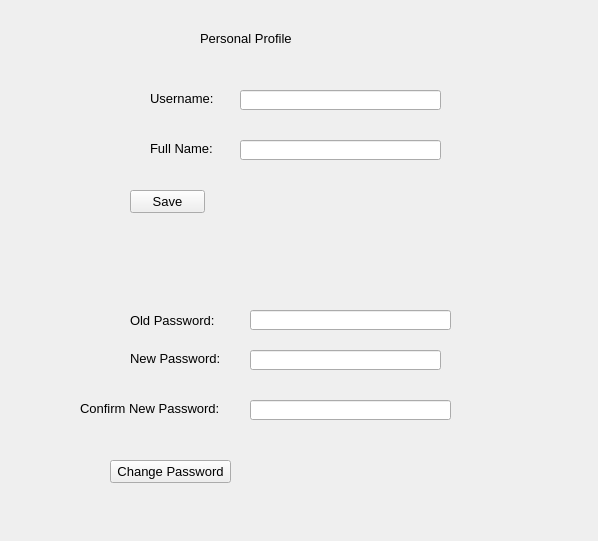
The window that personalprofileform.ui (thenewcoder/school-administration-system) describes before a commit, drawn with Qt 5.
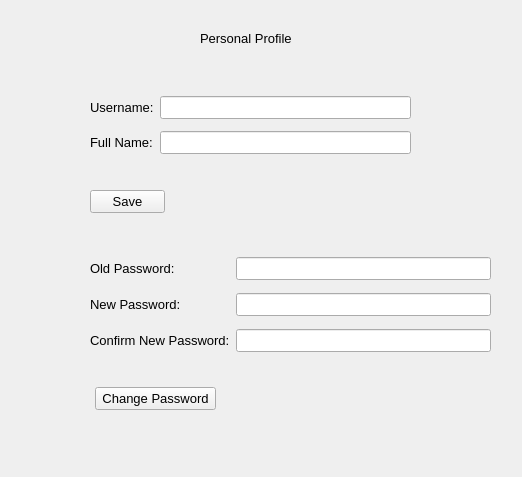
The same window after the commit.

Patch:
```diff
--- a/personalprofileform.ui
+++ b/personalprofileform.ui
@@ -6,8 +6,8 @@
    <rect>
     <x>0</x>
     <y>0</y>
-    <width>598</width>
-    <height>541</height>
+    <width>522</width>
+    <height>477</height>
    </rect>
   </property>
   <property name="font">
@@ -31,59 +31,10 @@
     <string>Personal Profile</string>
    </property>
   </widget>
-  <widget class="QLineEdit" name="leUsername">
-   <property name="geometry">
-    <rect>
-     <x>240</x>
-     <y>90</y>
-     <width>201</width>
-     <height>20</height>
-    </rect>
-   </property>
-  </widget>
-  <widget class="QLabel" name="label_2">
-   <property name="geometry">
-    <rect>
-     <x>150</x>
-     <y>90</y>
-     <width>71</width>
-     <height>16</height>
-    </rect>
-   </property>
-   <property name="text">
-    <string>Username:</string>
-   </property>
-  </widget>
-  <widget class="QLabel" name="label_3">
-   <property name="geometry">
-    <rect>
-     <x>130</x>
-     <y>310</y>
-     <width>101</width>
-     <height>20</height>
-    </rect>
-   </property>
-   <property name="text">
-    <string>Old Password:</string>
-   </property>
-  </widget>
-  <widget class="QLineEdit" name="lePassword">
-   <property name="geometry">
-    <rect>
-     <x>250</x>
-     <y>310</y>
-     <width>201</width>
-     <height>20</height>
-    </rect>
-   </property>
-   <property name="echoMode">
-    <enum>QLineEdit::Password</enum>
-   </property>
-  </widget>
   <widget class="QPushButton" name="btnSave">
    <property name="geometry">
     <rect>
-     <x>130</x>
+     <x>90</x>
      <y>190</y>
      <width>75</width>
      <height>23</height>
@@ -96,8 +47,8 @@
   <widget class="QPushButton" name="btnChangePassword">
    <property name="geometry">
     <rect>
-     <x>110</x>
-     <y>460</y>
+     <x>95</x>
+     <y>387</y>
      <width>121</width>
      <height>23</height>
     </rect>
@@ -106,80 +57,91 @@
     <string>Change Password</string>
    </property>
   </widget>
-  <widget class="QLabel" name="label_4">
+  <widget class="QWidget" name="">
    <property name="geometry">
     <rect>
-     <x>130</x>
-     <y>350</y>
-     <width>91</width>
-     <height>16</height>
+     <x>90</x>
+     <y>250</y>
+     <width>401</width>
+     <height>111</height>
     </rect>
    </property>
-   <property name="text">
-    <string>New Password:</string>
-   </property>
+   <layout class="QGridLayout" name="gridLayout">
+    <item row="0" column="0">
+     <widget class="QLabel" name="label_3">
+      <property name="text">
+       <string>Old Password:</string>
+      </property>
+     </widget>
+    </item>
+    <item row="0" column="1">
+     <widget class="QLineEdit" name="lePassword">
+      <property name="echoMode">
+       <enum>QLineEdit::Password</enum>
+      </property>
+     </widget>
+    </item>
+    <item row="1" column="0">
+     <widget class="QLabel" name="label_4">
+      <property name="text">
+       <string>New Password:</string>
+      </property>
+     </widget>
+    </item>
+    <item row="1" column="1">
+     <widget class="QLineEdit" name="leNewPassword">
+      <property name="echoMode">
+       <enum>QLineEdit::Password</enum>
+      </property>
+     </widget>
+    </item>
+    <item row="2" column="0">
+     <widget class="QLabel" name="label_5">
+      <property name="text">
+       <string>Confirm New Password:</string>
+      </property>
+     </widget>
+    </item>
+    <item row="2" column="1">
+     <widget class="QLineEdit" name="leConfirmNewPassword">
+      <property name="echoMode">
+       <enum>QLineEdit::Password</enum>
+      </property>
+     </widget>
+    </item>
+   </layout>
   </widget>
-  <widget class="QLineEdit" name="leNewPassword">
+  <widget class="QWidget" name="">
    <property name="geometry">
     <rect>
-     <x>250</x>
-     <y>350</y>
-     <width>191</width>
-     <height>20</height>
+     <x>90</x>
+     <y>90</y>
+     <width>321</width>
+     <height>71</height>
     </rect>
    </property>
-   <property name="echoMode">
-    <enum>QLineEdit::Password</enum>
-   </property>
-  </widget>
-  <widget class="QLabel" name="label_5">
-   <property name="geometry">
-    <rect>
-     <x>80</x>
-     <y>400</y>
-     <width>151</width>
-     <height>16</height>
-    </rect>
-   </property>
-   <property name="text">
-    <string>Confirm New Password:</string>
-   </property>
-  </widget>
-  <widget class="QLineEdit" name="leConfirmNewPassword">
-   <property name="geometry">
-    <rect>
-     <x>250</x>
-     <y>400</y>
-     <width>201</width>
-     <height>20</height>
-    </rect>
-   </property>
-   <property name="echoMode">
-    <enum>QLineEdit::Password</enum>
-   </property>
-  </widget>
-  <widget class="QLabel" name="label_6">
-   <property name="geometry">
-    <rect>
-     <x>150</x>
-     <y>140</y>
-     <width>71</width>
-     <height>16</height>
-    </rect>
-   </property>
-   <property name="text">
-    <string>Full Name:</string>
-   </property>
-  </widget>
-  <widget class="QLineEdit" name="leFullName">
-   <property name="geometry">
-    <rect>
-     <x>240</x>
-     <y>140</y>
-     <width>201</width>
-     <height>20</height>
-    </rect>
-   </property>
+   <layout class="QGridLayout" name="gridLayout_2">
+    <item row="0" column="0">
+     <widget class="QLabel" name="label_2">
+      <property name="text">
+       <string>Username:</string>
+      </property>
+     </widget>
+    </item>
+    <item row="0" column="1">
+     <widget class="QLineEdit" name="leUsername"/>
+    </item>
+    <item row="1" column="0">
+     <widget class="QLabel" name="label_6">
+      <property name="text">
+       <string>Full Name:</string>
+      </property>
+     </widget>
+    </item>
+    <item row="1" column="1">
+     <widget class="QLineEdit" name="leFullName"/>
+    </item>
+   </layout>
   </widget>
  </widget>
  <resources/>
```
Left out of the diff: 2 changed lines with no effect on the pictures.
